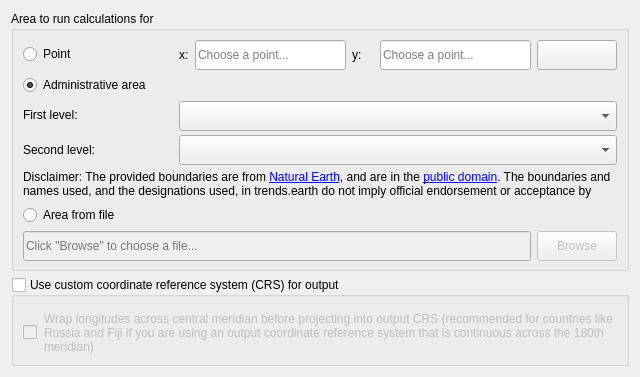
Before: the Qt Designer form LDMP/gui/WidgetSelectArea.ui in ConservationInternational/trends.earth, drawn with Qt 5.
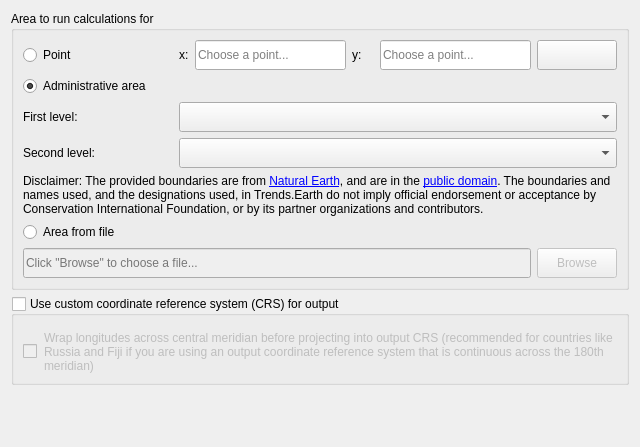
After: the same form once the commit is applied. Custom widgets are drawn as their Qt base class.

```diff
--- a/LDMP/gui/WidgetSelectArea.ui
+++ b/LDMP/gui/WidgetSelectArea.ui
@@ -7,7 +7,7 @@
     <x>0</x>
     <y>0</y>
     <width>640</width>
-    <height>377</height>
+    <height>447</height>
    </rect>
   </property>
   <property name="sizePolicy">
@@ -261,7 +261,7 @@
          </sizepolicy>
         </property>
         <property name="text">
-         <string>&lt;html&gt;&lt;head/&gt;&lt;body&gt;&lt;p&gt;Disclaimer: The provided boundaries are from &lt;a href=&quot;http://www.naturalearthdata.com/&quot;&gt;&lt;span style=&quot; text-decoration: underline; color:#0000ff;&quot;&gt;Natural Earth&lt;/span&gt;&lt;/a&gt;, and are in the &lt;a href=&quot;http://creativecommons.org/publicdomain&quot;&gt;&lt;span style=&quot; text-decoration: underline; color:#0000ff;&quot;&gt;public domain&lt;/span&gt;&lt;/a&gt;. The boundaries and names used, and the designations used, in trends.earth do not imply official endorsement or acceptance by Conservation International Foundation, or by its partner organizations and contributors.&lt;/p&gt;&lt;/body&gt;&lt;/html&gt;</string>
+         <string>&lt;html&gt;&lt;head/&gt;&lt;body&gt;&lt;p&gt;Disclaimer: The provided boundaries are from &lt;a href=&quot;http://www.naturalearthdata.com/&quot;&gt;&lt;span style=&quot; text-decoration: underline; color:#0000ff;&quot;&gt;Natural Earth&lt;/span&gt;&lt;/a&gt;, and are in the &lt;a href=&quot;http://creativecommons.org/publicdomain&quot;&gt;&lt;span style=&quot; text-decoration: underline; color:#0000ff;&quot;&gt;public domain&lt;/span&gt;&lt;/a&gt;. The boundaries and names used, and the designations used, in Trends.Earth do not imply official endorsement or acceptance by Conservation International Foundation, or by its partner organizations and contributors.&lt;/p&gt;&lt;/body&gt;&lt;/html&gt;</string>
         </property>
         <property name="wordWrap">
          <bool>true</bool>
```
